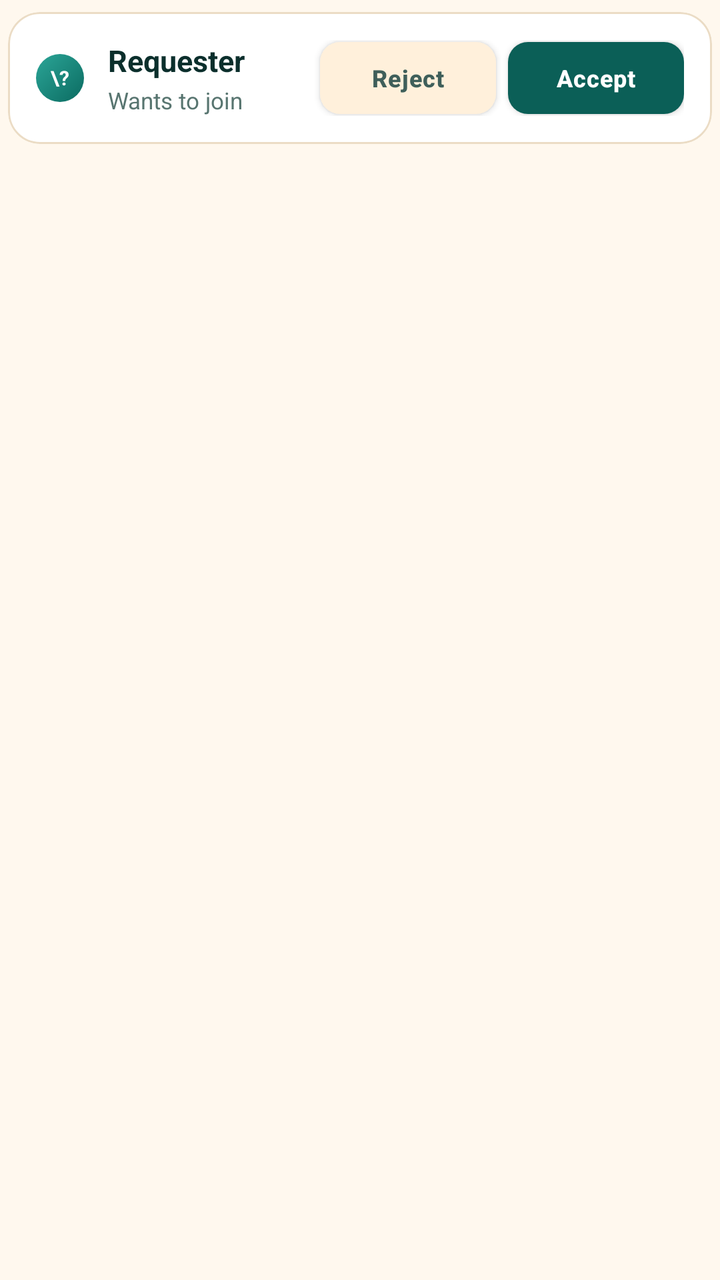
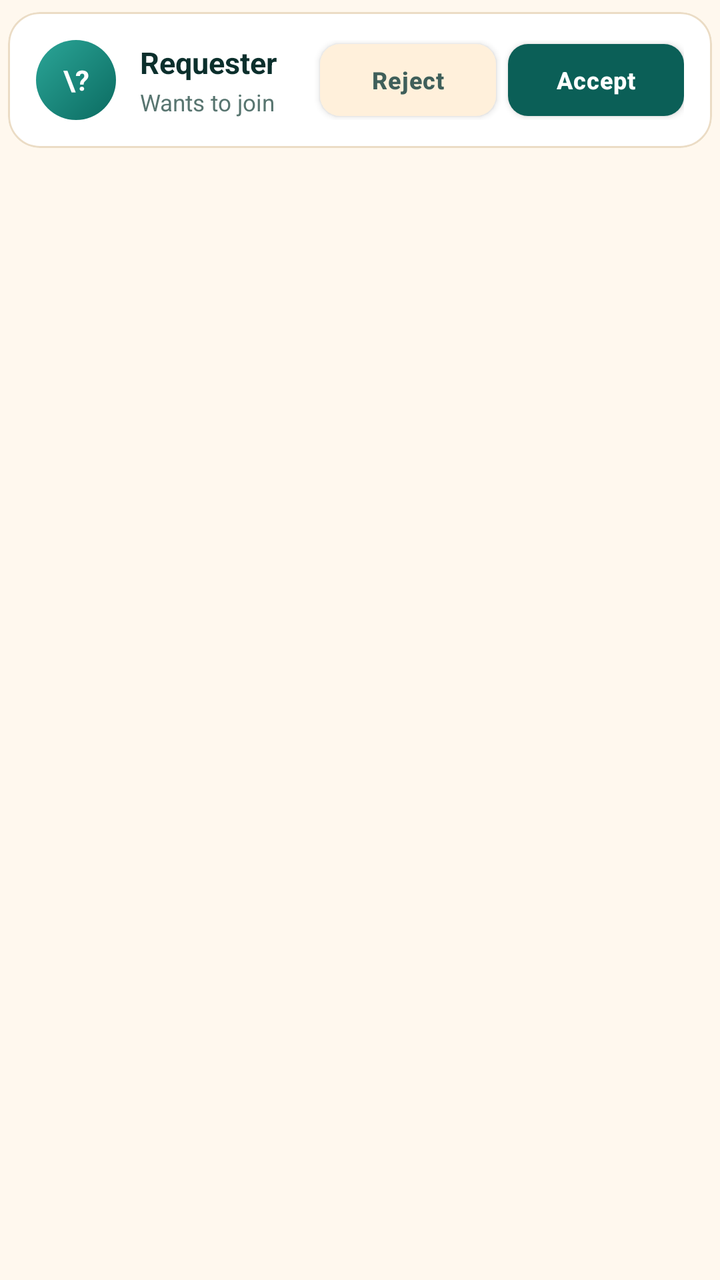

Compare the two renders of this Android layout. The source of the first and the diff that turns it into the second are given below.
<!-- AndroidManifest.xml: application theme AppTheme -->
<!-- res/layout/member_pending_card.xml -->
<LinearLayout
	xmlns:android="http://schemas.android.com/apk/res/android"
	xmlns:app="http://schemas.android.com/apk/res-auto"
	xmlns:tools="http://schemas.android.com/tools"
	android:layout_width="match_parent"
	android:layout_height="wrap_content"
	android:orientation="vertical">
	<com.google.android.material.card.MaterialCardView
		android:id="@+id/cardview41"
		android:layout_width="match_parent"
		android:layout_height="wrap_content"
		app:cardBackgroundColor="@color/colorSurface"
		android:layout_marginHorizontal="4dp"
		android:layout_marginVertical="6dp"
		app:cardCornerRadius="16dp"
		app:cardElevation="0dp"
		app:strokeWidth="1dp"
		app:strokeColor="@color/colorCardStroke">
		<LinearLayout
			android:id="@+id/linear88"
			android:layout_width="match_parent"
			android:layout_height="wrap_content"
			android:padding="14dp"
			android:gravity="center_vertical"
			android:orientation="horizontal">
			<TextView
				android:id="@+id/tv_pending_initials"
				android:layout_width="24dp"
				android:layout_height="24dp"
				android:background="@drawable/bg_avatar"
				android:gravity="center"
				android:text="\?"
				android:textSize="10sp"
				android:textStyle="bold"
				android:textColor="#FFFFFFFF"
				android:focusable="false" />
			<LinearLayout
				android:id="@+id/linear89"
				android:layout_width="0dp"
				android:layout_height="wrap_content"
				android:orientation="vertical"
				android:layout_weight="1"
				android:layout_marginStart="12dp">
				<TextView
					android:id="@+id/tv_pending_name"
					android:layout_width="match_parent"
					android:layout_height="wrap_content"
					android:text="Requester"
					android:textSize="15sp"
					android:textStyle="bold"
					android:textColor="@color/colorTextPrimary"
					android:focusable="false" />
				<TextView
					android:id="@+id/tv_pending_meta"
					android:layout_width="match_parent"
					android:layout_height="wrap_content"
					android:layout_marginTop="2dp"
					android:text="Wants to join"
					android:textColor="@color/colorTextTertiary"
					android:textSize="11.5sp"
					android:focusable="false" />
			</LinearLayout>
			<com.google.android.material.button.MaterialButton
				android:id="@+id/btn_reject_request"
				android:layout_width="wrap_content"
				android:layout_height="36dp"
				android:text="Reject"
				android:textSize="12sp"
				android:textStyle="bold"
				android:textColor="@color/colorTextSecondary"
				android:paddingStart="12dp"
				android:paddingEnd="12dp"
				app:backgroundTint="@color/colorSurfaceAlt"
				app:cornerRadius="10dp"
				app:elevation="0dp"
				app:strokeWidth="0dp"
				android:focusable="false"
				android:layout_marginEnd="6dp" />
			<com.google.android.material.button.MaterialButton
				android:id="@+id/btn_accept_request"
				android:layout_width="wrap_content"
				android:layout_height="36dp"
				android:text="Accept"
				android:textSize="12sp"
				android:textStyle="bold"
				android:textColor="@color/colorTextOnAccent"
				android:paddingStart="16dp"
				android:paddingEnd="16dp"
				app:backgroundTint="@color/colorAccent"
				app:cornerRadius="10dp"
				app:elevation="0dp"
				android:focusable="false" />
		</LinearLayout>
	</com.google.android.material.card.MaterialCardView>
</LinearLayout>
<!-- resources referenced by this layout -->
<resources>
  <color name="colorAccent">#0B5F57</color>
  <color name="colorCardStroke">#EBDCC5</color>
  <color name="colorSurface">#FFFFFF</color>
  <color name="colorSurfaceAlt">#FFF0DB</color>
  <color name="colorTextOnAccent">#FFFFFF</color>
  <color name="colorTextPrimary">#0B2F2C</color>
  <color name="colorTextSecondary">#3F5F5A</color>
  <color name="colorTextTertiary">#587570</color>
  <!-- drawable bg_avatar (drawable) -->
  <?xml version="1.0" encoding="utf-8"?>
  <shape xmlns:android="http://schemas.android.com/apk/res/android" android:shape="oval">
      <gradient
          android:angle="315"
          android:startColor="#FF2BA597"
          android:endColor="#FF0B6B61" />
  </shape>
  <style name="HarvanaPopupMenu" parent="Widget.MaterialComponents.PopupMenu">
          <item name="android:popupBackground">@drawable/bg_popup_menu</item>
          <item name="android:popupElevation">10dp</item>
      </style>
  <style name="HarvanaSpinner" parent="Widget.AppCompat.Spinner">
          <item name="android:popupBackground">@color/colorSurface</item>
          <item name="android:dropDownSelector">@color/colorAccentRipple</item>
      </style>
  <style name="Harvana.Card" parent="Widget.MaterialComponents.CardView">
          <item name="cardBackgroundColor">@color/colorSurface</item>
          <item name="cardCornerRadius">16dp</item>
          <item name="cardElevation">0dp</item>
          <item name="strokeColor">@color/colorCardStroke</item>
          <item name="strokeWidth">1dp</item>
          <item name="rippleColor">@color/colorAccentRipple</item>
      </style>
  <style name="HarvanaButton.Text" parent="Widget.MaterialComponents.Button.TextButton">
          <item name="cornerRadius">12dp</item>
          <item name="android:textAllCaps">false</item>
          <item name="android:textStyle">bold</item>
          <item name="android:textColor">@color/colorAccentStrong</item>
          <item name="rippleColor">@color/colorAccentRipple</item>
      </style>
  <style name="HarvanaTextView" parent="android:Widget.TextView">
          <item name="android:textColor">@color/colorTextPrimary</item>
      </style>
  <color name="colorBackground">#FFF8EE</color>
  <color name="colorAccentDark">#084A44</color>
  <color name="colorError">#C8443F</color>
  <color name="colorTextPrimaryWhite">#FFFFFF</color>
  <color name="colorControlNormal">#587570</color>
  <color name="colorAccentRipple">#1A0B5F57</color>
  <color name="colorAccentStroke">#330B5F57</color>
  <color name="colorAccentStrong">#053D3A</color>
  <!-- drawable bg_popup_menu (drawable) -->
  <?xml version="1.0" encoding="utf-8"?>
  <shape xmlns:android="http://schemas.android.com/apk/res/android" android:shape="rectangle">
      <solid android:color="@color/colorPopupSurface" />
      <stroke android:width="1dp" android:color="@color/colorCardStroke" />
      <corners android:radius="14dp" />
  </shape>
  <style name="HarvanaDialogButton" parent="Widget.MaterialComponents.Button.TextButton.Dialog">
          <item name="android:textColor">@color/colorAccent</item>
          <item name="android:minHeight">48dp</item>
      </style>
  <style name="HarvanaBottomSheetStyle" parent="Widget.MaterialComponents.BottomSheet.Modal">
          <item name="backgroundTint">?attr/colorSurface</item>
          <item name="shapeAppearanceOverlay">@style/HarvanaBottomSheetShape</item>
      </style>
  <color name="colorPopupSurface">@color/colorSurface</color>
  <style name="HarvanaBottomSheetShape" parent="">
          <item name="cornerFamily">rounded</item>
          <item name="cornerSizeTopLeft">20dp</item>
          <item name="cornerSizeTopRight">20dp</item>
          <item name="cornerSizeBottomLeft">0dp</item>
          <item name="cornerSizeBottomRight">0dp</item>
      </style>
  <!-- unchanged entries left out for length: 7 -->
</resources>

<!-- the commit's change to res/layout/member_pending_card.xml (unified diff, before → after) -->
@@ -25,12 +25,12 @@
 			android:orientation="horizontal">
 			<TextView
 				android:id="@+id/tv_pending_initials"
-				android:layout_width="24dp"
-				android:layout_height="24dp"
+				android:layout_width="40dp"
+				android:layout_height="40dp"
 				android:background="@drawable/bg_avatar"
 				android:gravity="center"
 				android:text="\?"
-				android:textSize="10sp"
+				android:textSize="14sp"
 				android:textStyle="bold"
 				android:textColor="#FFFFFFFF"
 				android:focusable="false" />
